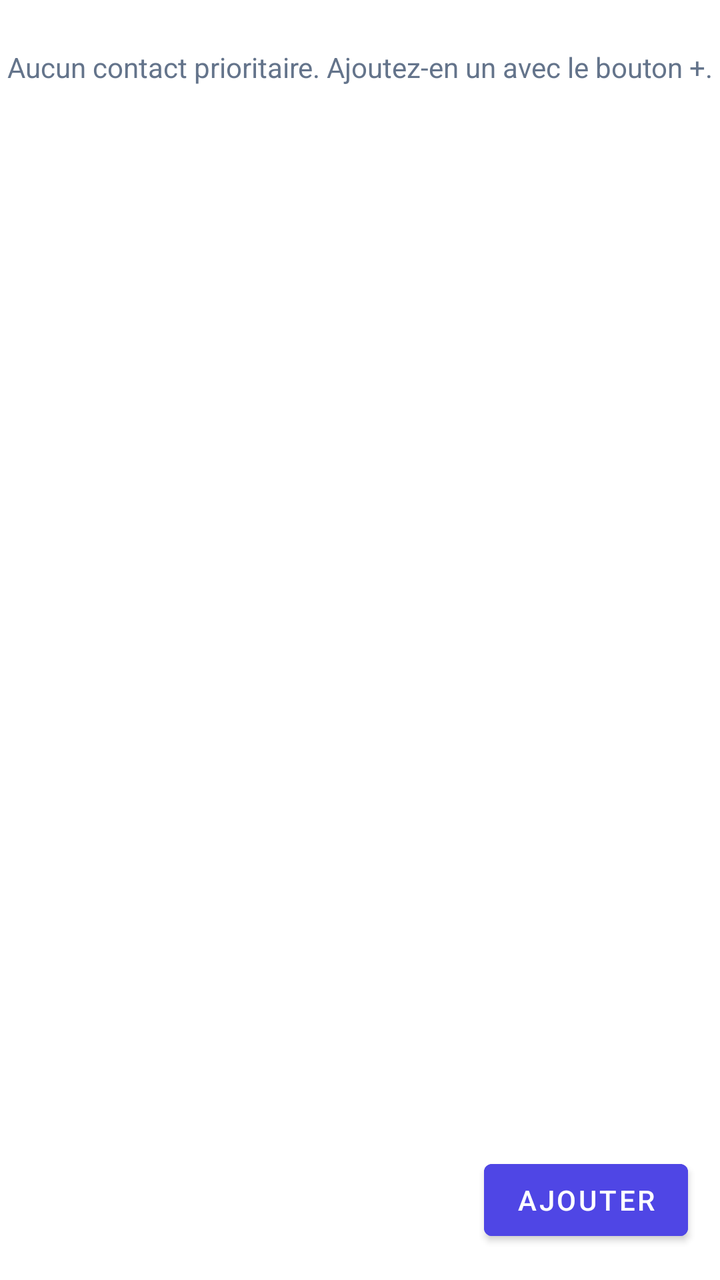
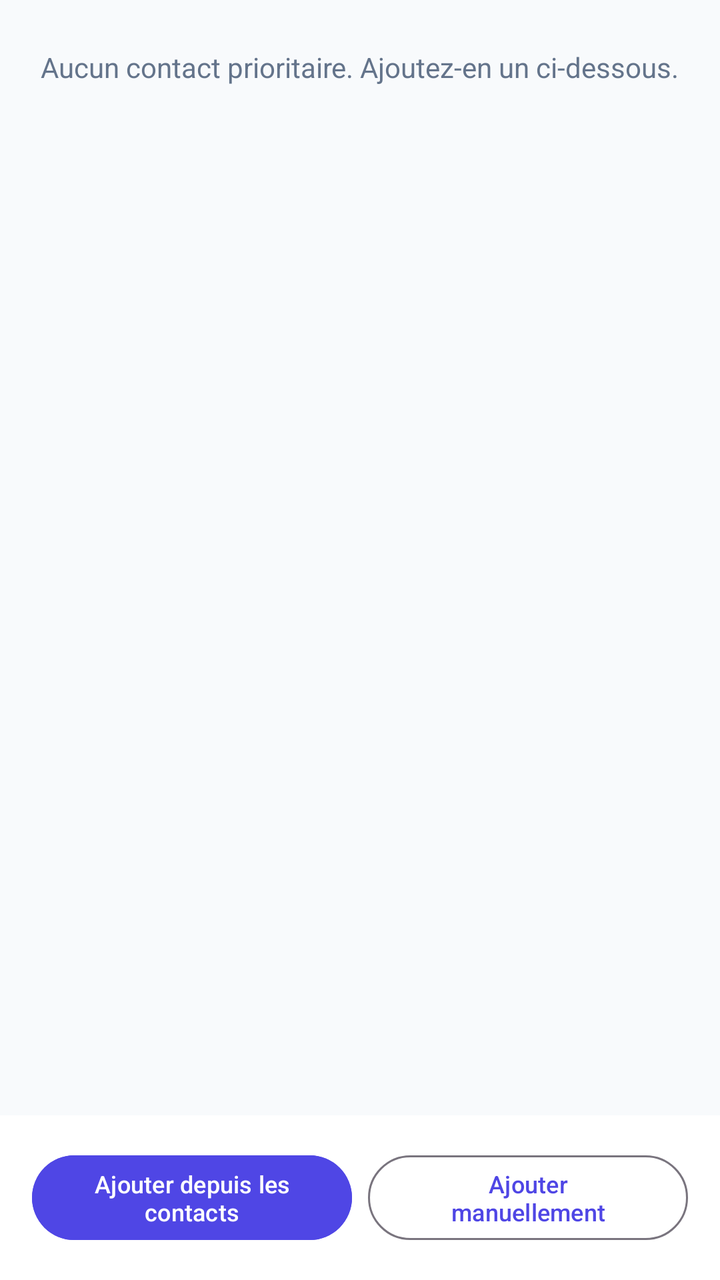

The first picture is an Android layout as it rendered before a commit; the second is the same layout after the commit. The layout source and the unified diff follow.
<!-- AndroidManifest.xml: activity theme Theme.UrgentCallGuard -->
<!-- res/layout/activity_whitelist.xml -->
<?xml version="1.0" encoding="utf-8"?>
<androidx.constraintlayout.widget.ConstraintLayout xmlns:android="http://schemas.android.com/apk/res/android"
    xmlns:app="http://schemas.android.com/apk/res-auto"
    android:layout_width="match_parent"
    android:layout_height="match_parent"
    android:background="@color/white">

    <TextView
        android:id="@+id/emptyText"
        android:layout_width="wrap_content"
        android:layout_height="wrap_content"
        android:layout_margin="24dp"
        android:text="@string/whitelist_empty"
        android:textColor="@color/slate_500"
        android:textSize="14sp"
        app:layout_constraintEnd_toEndOf="parent"
        app:layout_constraintStart_toStartOf="parent"
        app:layout_constraintTop_toTopOf="parent" />

    <androidx.recyclerview.widget.RecyclerView
        android:id="@+id/whitelistRecyclerView"
        android:layout_width="match_parent"
        android:layout_height="0dp"
        android:clipToPadding="false"
        android:padding="16dp"
        app:layout_constraintBottom_toBottomOf="parent"
        app:layout_constraintEnd_toEndOf="parent"
        app:layout_constraintStart_toStartOf="parent"
        app:layout_constraintTop_toTopOf="parent" />

    <Button
        android:id="@+id/addContactButton"
        android:layout_width="wrap_content"
        android:layout_height="wrap_content"
        android:layout_margin="16dp"
        android:backgroundTint="@color/indigo_600"
        android:text="@string/whitelist_add_button"
        android:textColor="@color/white"
        app:layout_constraintBottom_toBottomOf="parent"
        app:layout_constraintEnd_toEndOf="parent" />

</androidx.constraintlayout.widget.ConstraintLayout>
<!-- resources referenced by this layout -->
<resources>
  <color name="indigo_600">#4F46E5</color>
  <color name="slate_500">#64748B</color>
  <color name="white">#FFFFFF</color>
  <string name="whitelist_add_button">Ajouter</string>
  <string name="whitelist_empty">Aucun contact prioritaire. Ajoutez-en un avec le bouton +.</string>
  <style name="Theme.UrgentCallGuard" parent="Theme.MaterialComponents.DayNight.NoActionBar">
          <item name="colorPrimary">@color/indigo_600</item>
          <item name="colorPrimaryDark">@color/indigo_600</item>
          <item name="colorAccent">@color/indigo_600</item>
          <item name="android:windowBackground">@color/white</item>
      </style>
</resources>

<!-- the commit's change to res/layout/activity_whitelist.xml (unified diff, before → after) -->
@@ -3,7 +3,7 @@
     xmlns:app="http://schemas.android.com/apk/res-auto"
     android:layout_width="match_parent"
     android:layout_height="match_parent"
-    android:background="@color/white">
+    android:background="@color/slate_50">
 
     <TextView
         android:id="@+id/emptyText"
@@ -23,20 +23,39 @@
         android:layout_height="0dp"
         android:clipToPadding="false"
         android:padding="16dp"
-        app:layout_constraintBottom_toBottomOf="parent"
+        app:layout_constraintBottom_toTopOf="@id/actionsBar"
         app:layout_constraintEnd_toEndOf="parent"
         app:layout_constraintStart_toStartOf="parent"
         app:layout_constraintTop_toTopOf="parent" />
 
-    <Button
-        android:id="@+id/addContactButton"
-        android:layout_width="wrap_content"
+    <LinearLayout
+        android:id="@+id/actionsBar"
+        android:layout_width="match_parent"
         android:layout_height="wrap_content"
-        android:layout_margin="16dp"
-        android:backgroundTint="@color/indigo_600"
-        android:text="@string/whitelist_add_button"
-        android:textColor="@color/white"
-        app:layout_constraintBottom_toBottomOf="parent"
-        app:layout_constraintEnd_toEndOf="parent" />
+        android:background="@color/white"
+        android:orientation="horizontal"
+        android:padding="16dp"
+        app:layout_constraintBottom_toBottomOf="parent">
+
+        <com.google.android.material.button.MaterialButton
+            android:id="@+id/addFromContactsButton"
+            style="@style/Widget.Material3.Button"
+            android:layout_width="0dp"
+            android:layout_height="wrap_content"
+            android:layout_marginEnd="8dp"
+            android:layout_weight="1"
+            android:backgroundTint="@color/indigo_600"
+            android:text="@string/whitelist_add_from_contacts_button"
+            android:textSize="12sp" />
+
+        <com.google.android.material.button.MaterialButton
+            android:id="@+id/addContactButton"
+            style="@style/Widget.Material3.Button.OutlinedButton"
+            android:layout_width="0dp"
+            android:layout_height="wrap_content"
+            android:layout_weight="1"
+            android:text="@string/whitelist_add_manual_button"
+            android:textSize="12sp" />
+    </LinearLayout>
 
 </androidx.constraintlayout.widget.ConstraintLayout>
<!-- resource entries referenced after the edit -->
@@ -1,15 +1,21 @@
 <!-- resources referenced by this layout -->
 <resources>
   <color name="indigo_600">#4F46E5</color>
+  <color name="slate_50">#F8FAFC</color>
   <color name="slate_500">#64748B</color>
   <color name="white">#FFFFFF</color>
-  <string name="whitelist_add_button">Ajouter</string>
-  <string name="whitelist_empty">Aucun contact prioritaire. Ajoutez-en un avec le bouton +.</string>
-  <style name="Theme.UrgentCallGuard" parent="Theme.MaterialComponents.DayNight.NoActionBar">
+  <string name="whitelist_add_from_contacts_button">Ajouter depuis les contacts</string>
+  <string name="whitelist_add_manual_button">Ajouter manuellement</string>
+  <string name="whitelist_empty">Aucun contact prioritaire. Ajoutez-en un ci-dessous.</string>
+  <style name="Theme.UrgentCallGuard" parent="Theme.Material3.DayNight.NoActionBar">
           <item name="colorPrimary">@color/indigo_600</item>
-          <item name="colorPrimaryDark">@color/indigo_600</item>
-          <item name="colorAccent">@color/indigo_600</item>
-          <item name="android:windowBackground">@color/white</item>
+          <item name="colorPrimaryVariant">@color/indigo_700</item>
+          <item name="colorOnPrimary">@color/white</item>
+          <item name="colorSecondary">@color/indigo_600</item>
+          <item name="colorSurface">@color/white</item>
+          <item name="android:windowBackground">@color/slate_50</item>
+          <item name="android:statusBarColor">@color/indigo_600</item>
       </style>
+  <color name="indigo_700">#4338CA</color>
 </resources>
 
